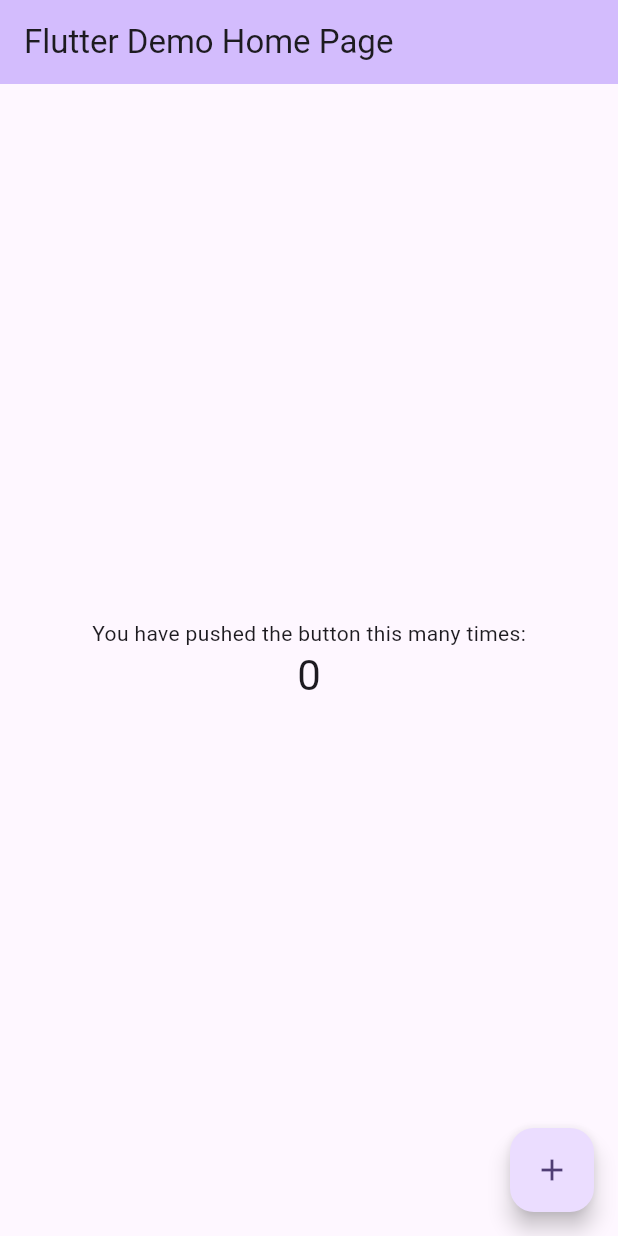
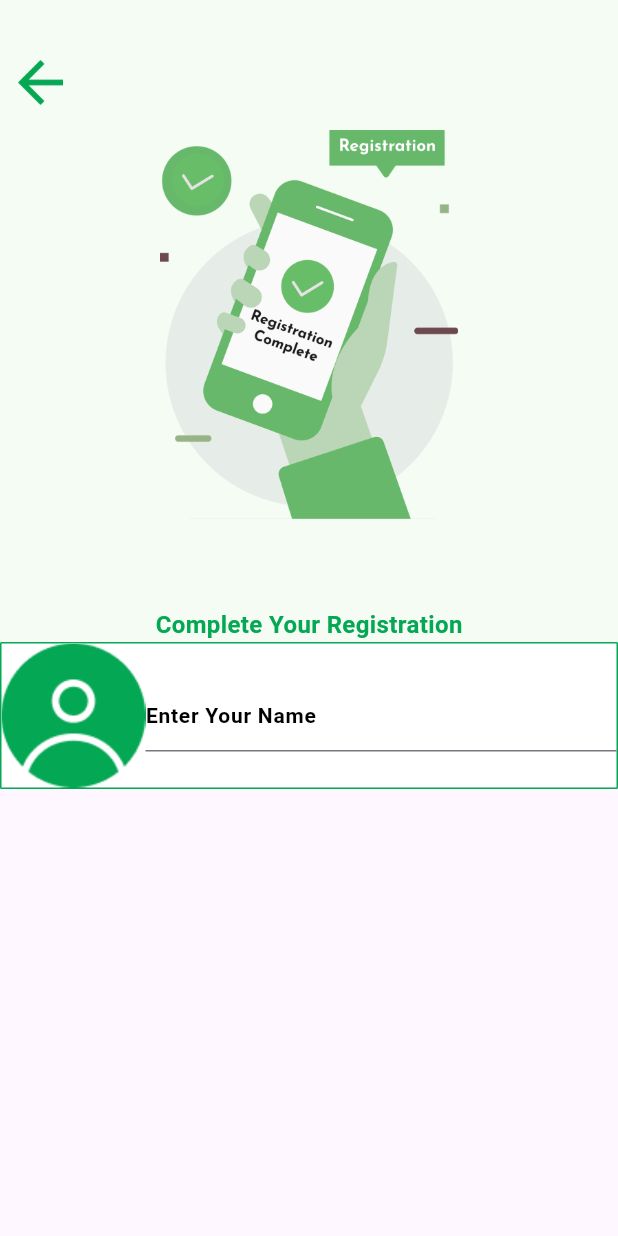
Before and after one commit to mahmudulhn/hortex_ecomarce_demo, a Flutter app: the screen it shows after launch, on a phone screen of 412 x 824 dp. Run offline on Flutter 3.47's test engine with Material 3 defaults, Android fonts, the phone set to English and light mode, and no system bars.

Commit message:
21/10/2024

```diff
--- /dev/null
+++ b/lib/core/app_colors.dart
@@ -0,0 +1,11 @@
+import 'package:flutter/material.dart';
+
+class AppColors {
+  static const Color white = Color(0XFFFFFFFF);
+  static const Color black = Color(0XFF000000);
+
+  static const Color textColor = Color(0XFF232323);
+
+  static const Color loginBackground = Color(0XFFF4FCF3);
+  static const Color primary = Color(0XFF04A753);
+}
--- /dev/null
+++ b/lib/core/assets.dart
@@ -0,0 +1,24 @@
+class AssetsPath {
+  static const String iconPath = 'assets/icons';
+  static const String imagePath = 'assets/images';
+
+  static const String splashImage = "$imagePath/splash_bg.png";
+  static const String splashIcon = "$imagePath/splash_main_logo.png";
+  static const String loginImage = "$imagePath/login_bg.png";
+  static const String loginLogo = "$imagePath/login_logo.png";
+  static const String otpBg = "$imagePath/otp_bg.png";
+  static const String signupBg = "$imagePath/signup_bg.png";
+
+  static const String iphoneIcon = "$iconPath/iphone.png";
+  static const String backIcon = "$iconPath/back_icon.png";
+  static const String emailIcon = "$iconPath/email_icon.png";
+  static const String userIcon = "$iconPath/user_icon.png";
+  static const String shareIcon = "$iconPath/share_icon.png";
+  // static const String propertyIcon = "$iconPath/property.png";
+  // static const String generateBillIcon = "$iconPath/generate_bill.png";
+  // static const String tenantIcon = "$iconPath/tenant.png";
+  // static const String moreIcon = "$iconPath/more.png";
+  // static const String addBuildingIcon = "$iconPath/buildings.png";
+  // static const String addFlatIcon = "$iconPath/room.png";
+  // static const String detailsIcon = "$iconPath/details.png";
+}
--- a/lib/main.dart
+++ b/lib/main.dart
@@ -1,4 +1,9 @@
 import 'package:flutter/material.dart';
+import 'package:hortex_ecomarce_demo/screens/login_screen.dart';
+import 'package:hortex_ecomarce_demo/screens/otp_screen.dart';
+import 'package:hortex_ecomarce_demo/screens/signup_screen.dart';
+
+import 'package:hortex_ecomarce_demo/screens/splash_screen.dart';
 
 void main() {
   runApp(const MyApp());
@@ -7,119 +12,16 @@
 class MyApp extends StatelessWidget {
   const MyApp({super.key});
 
-  // This widget is the root of your application.
   @override
   Widget build(BuildContext context) {
     return MaterialApp(
       title: 'Flutter Demo',
+      debugShowCheckedModeBanner: false,
       theme: ThemeData(
-        // This is the theme of your application.
-        //
-        // TRY THIS: Try running your application with "flutter run". You'll see
-        // the application has a purple toolbar. Then, without quitting the app,
-        // try changing the seedColor in the colorScheme below to Colors.green
-        // and then invoke "hot reload" (save your changes or press the "hot
-        // reload" button in a Flutter-supported IDE, or press "r" if you used
-        // the command line to start the app).
-        //
-        // Notice that the counter didn't reset back to zero; the application
-        // state is not lost during the reload. To reset the state, use hot
-        // restart instead.
-        //
-        // This works for code too, not just values: Most code changes can be
-        // tested with just a hot reload.
         colorScheme: ColorScheme.fromSeed(seedColor: Colors.deepPurple),
         useMaterial3: true,
       ),
-      home: const MyHomePage(title: 'Flutter Demo Home Page'),
+      home: const SignupScreen(),
     );
   }
 }
-
-class MyHomePage extends StatefulWidget {
-  const MyHomePage({super.key, required this.title});
-
-  // This widget is the home page of your application. It is stateful, meaning
-  // that it has a State object (defined below) that contains fields that affect
-  // how it looks.
-
-  // This class is the configuration for the state. It holds the values (in this
-  // case the title) provided by the parent (in this case the App widget) and
-  // used by the build method of the State. Fields in a Widget subclass are
-  // always marked "final".
-
-  final String title;
-
-  @override
-  State<MyHomePage> createState() => _MyHomePageState();
-}
-
-class _MyHomePageState extends State<MyHomePage> {
-  int _counter = 0;
-
-  void _incrementCounter() {
-    setState(() {
-      // This call to setState tells the Flutter framework that something has
-      // changed in this State, which causes it to rerun the build method below
-      // so that the display can reflect the updated values. If we changed
-      // _counter without calling setState(), then the build method would not be
-      // called again, and so nothing would appear to happen.
-      _counter++;
-    });
-  }
-
-  @override
-  Widget build(BuildContext context) {
-    // This method is rerun every time setState is called, for instance as done
-    // by the _incrementCounter method above.
-    //
-    // The Flutter framework has been optimized to make rerunning build methods
-    // fast, so that you can just rebuild anything that needs updating rather
-    // than having to individually change instances of widgets.
-    return Scaffold(
-      appBar: AppBar(
-        // TRY THIS: Try changing the color here to a specific color (to
-        // Colors.amber, perhaps?) and trigger a hot reload to see the AppBar
-        // change color while the other colors stay the same.
-        backgroundColor: Theme.of(context).colorScheme.inversePrimary,
-        // Here we take the value from the MyHomePage object that was created by
-        // the App.build method, and use it to set our appbar title.
-        title: Text(widget.title),
-      ),
-      body: Center(
-        // Center is a layout widget. It takes a single child and positions it
-        // in the middle of the parent.
-        child: Column(
-          // Column is also a layout widget. It takes a list of children and
-          // arranges them vertically. By default, it sizes itself to fit its
-          // children horizontally, and tries to be as tall as its parent.
-          //
-          // Column has various properties to control how it sizes itself and
-          // how it positions its children. Here we use mainAxisAlignment to
-          // center the children vertically; the main axis here is the vertical
-          // axis because Columns are vertical (the cross axis would be
-          // horizontal).
-          //
-          // TRY THIS: Invoke "debug painting" (choose the "Toggle Debug Paint"
-          // action in the IDE, or press "p" in the console), to see the
-          // wireframe for each widget.
-          mainAxisAlignment: MainAxisAlignment.center,
-          children: <Widget>[
-            const Text(
-              'You have pushed the button this many times:',
-            ),
-            Text(
-              '$_counter',
-              style: Theme.of(context).textTheme.headlineMedium,
-            ),
-          ],
-        ),
-      ),
-      floatingActionButton: FloatingActionButton(
-        onPressed: _incrementCounter,
-        tooltip: 'Increment',
-        child: const Icon(Icons.add),
-      ), // This trailing comma makes auto-formatting nicer for build methods.
-    );
-  }
-}
--- /dev/null
+++ b/lib/screens/signup_screen.dart
@@ -0,0 +1,87 @@
+import 'package:flutter/material.dart';
+
+import '../core/app_colors.dart';
+import '../core/assets.dart';
+
+class SignupScreen extends StatelessWidget {
+  const SignupScreen({super.key});
+
+  @override
+  Widget build(context) {
+    return Scaffold(
+      body: SingleChildScrollView(
+        physics: const BouncingScrollPhysics(),
+        child: Container(
+          color: AppColors.loginBackground,
+          child: Column(
+            children: [
+              const SizedBox(
+                height: 40,
+              ),
+              Row(
+                children: [
+                  Padding(
+                    padding: const EdgeInsets.symmetric(horizontal: 12),
+                    child: Image.asset(
+                      AssetsPath.backIcon,
+                      height: 30,
+                      width: 30,
+                    ),
+                  ),
+                  const Spacer(),
+                ],
+              ),
+              const SizedBox(
+                height: 5,
+              ),
+              Padding(
+                padding: const EdgeInsets.symmetric(horizontal: 106.5),
+                child: Image.asset(
+                  AssetsPath.signupBg,
+                  height: 283,
+                ),
+              ),
+              const SizedBox(
+                height: 47,
+              ),
+              const Padding(
+                padding: EdgeInsets.symmetric(horizontal: 67.5),
+                child: Text(
+                  'Complete Your Registration',
+                  style: TextStyle(
+                    color: AppColors.primary,
+                    fontWeight: FontWeight.w600,
+                    fontSize: 16,
+                  ),
+                ),
+              ),
+              Container(
+                decoration: BoxDecoration(
+                  color: AppColors.white,
+                  borderRadius: BorderRadius.circular(1),
+                  border: Border.all(color: AppColors.primary),
+                ),
+                child: Row(
+                  children: [
+                    Image.asset(AssetsPath.userIcon),
+                    const Expanded(
+                      child: TextField(
+                        decoration: InputDecoration(
+                            hintText: 'Enter Your Name',
+                            hintStyle: TextStyle(
+                              color: AppColors.black,
+                              fontSize: 14,
+                              fontWeight: FontWeight.w600,
+                            )),
+                      ),
+                    ),
+                  ],
+                ),
+              ),
+            ],
+          ),
+        ),
+      ),
+    );
+  }
+}
```
Also changed, not shown: lib/core/common_widget/common_button.dart (added, +42 -0 lines), lib/screens/login_screen.dart (added, +120 -0 lines), lib/screens/otp_screen.dart (added, +128 -0 lines), lib/screens/splash_screen.dart (added, +46 -0 lines), pubspec.yaml (+5 -4 lines), assets/icons/back_icon.png (added), assets/icons/email_icon.png (added), assets/icons/iphone.png (added), assets/icons/share_icon.png (added), assets/icons/user_icon.png (added), assets/images/login_bg.png (added), assets/images/login_logo.png (added), assets/images/otp_bg.png (added), assets/images/signup_bg.png (added), 2 more files.
